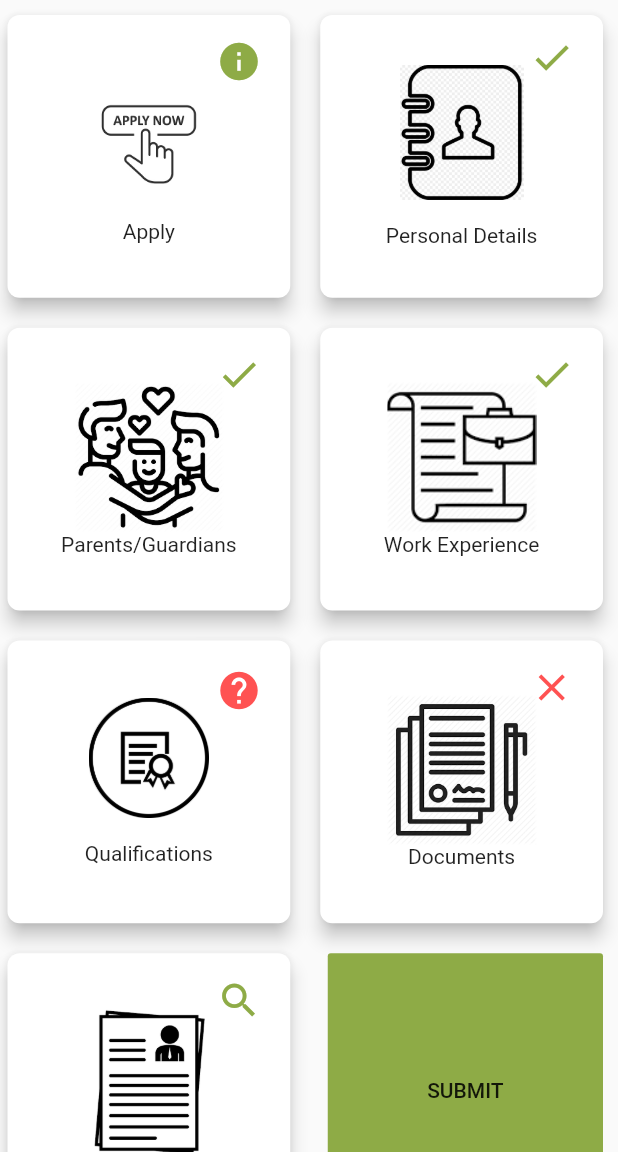
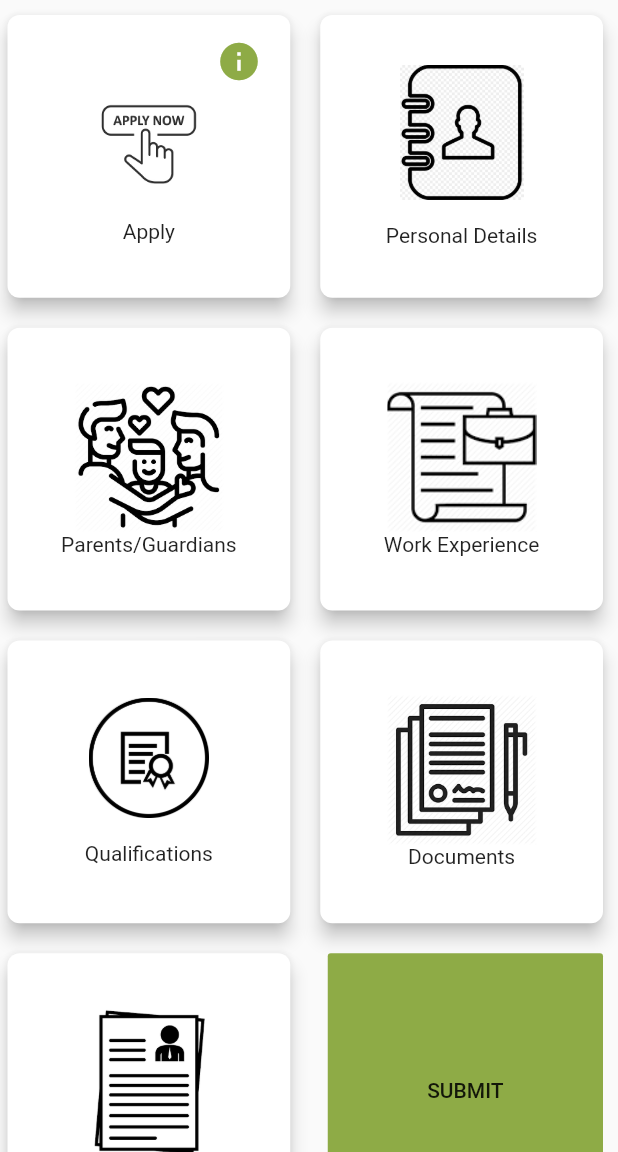
Before and after one commit to durrello/scholar_app, a Flutter app: the HomeScreen screen opened directly, on a phone screen of 412 x 824 dp, the part 84-1236 px from its top. Run offline on Flutter 3.47's test engine with Material 2 defaults, Android fonts, the phone set to English and light mode, and no system bars; our stand-ins replace animated_splash_screen, file_picker, google_sign_in, hexcolor, page_transition, rflutter_alert and 1 more; missing offline and left inert: flutter_overboard.

Commit message:
removed icons

```diff
--- a/lib/src/screens/home/home.dart
+++ b/lib/src/screens/home/home.dart
@@ -140,7 +140,6 @@ class _HomeScreenState extends State<HomeScreen> {
                     //personal profile custom card,
                       HomeCard(
                         text: "  \nPersonal Details",
-                        iconData: Icons.check,
                         image: Image.asset('assets/images/personal.png', height: 90, width: 100, ),
                         onPressed: () => Navigator.of(context).push(MaterialPageRoute(builder: (context) => new PersonalInfoScreen())),
                       ),
@@ -148,21 +147,18 @@ class _HomeScreenState extends State<HomeScreen> {
                       //personal profile custom card,
                       HomeCard(
                         text: "Parents/Guardians",
-                        iconData: Icons.check,
                         image: Image.asset('assets/images/parents.png', height: 100, width: 100, ),
                         onPressed: () =>  Navigator.of(context).push(MaterialPageRoute(builder: (context) => new GuardianInfoScreen())),
                       ),
 
                       HomeCard(
                         text: "Work Experience",
-                        iconData: Icons.check,
                         image:  Image.asset('assets/images/work.png', height: 100, width: 100, ),
                         onPressed: () =>  Navigator.of(context).push(MaterialPageRoute(builder: (context) => new ExperienceScreen())),
                       ),
 
                       HomeCard(
                         text: "\nQualifications",
-                        iconData: Icons.help,
                         colors: red,
                         image:   Image.asset('assets/images/qualification.png', height: 80, width: 100, ),
                         onPressed: () =>  Navigator.of(context).push(MaterialPageRoute(builder: (context) => new QualificationScreen())),
@@ -170,7 +166,6 @@ class _HomeScreenState extends State<HomeScreen> {
 
                       HomeCard(
                         text: "Documents",
-                        iconData: Icons.close,
                         colors: red,
                         image: Image.asset('assets/images/docs.png', height: 100, width: 100, ),
                         onPressed: () =>  Navigator.of(context).push(MaterialPageRoute(builder: (context) => new DocumentScreen())),
@@ -178,7 +173,6 @@ class _HomeScreenState extends State<HomeScreen> {
 
                       HomeCard(
                         text: "Application Details",
-                        iconData: Icons.search,
                         image: Image.asset('assets/images/letters.png', height: 100, width: 100, ),
                         onPressed: () =>  Navigator.of(context).push(MaterialPageRoute(builder: (context) => new ApplicationScreen())),
                       ),
```
